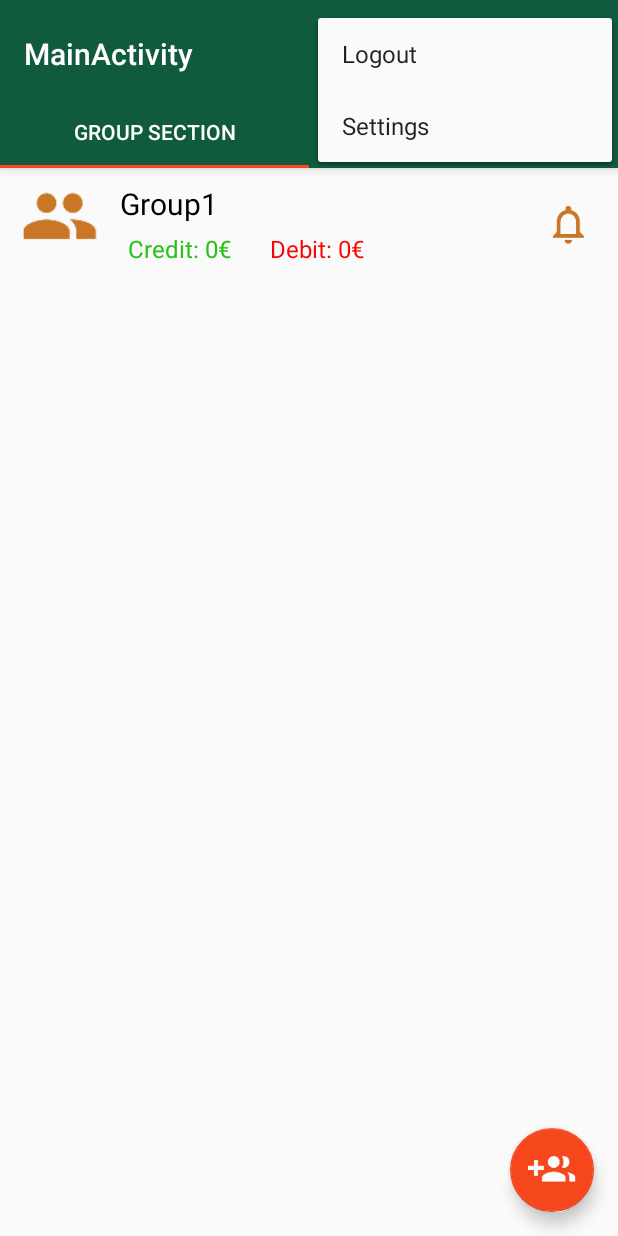
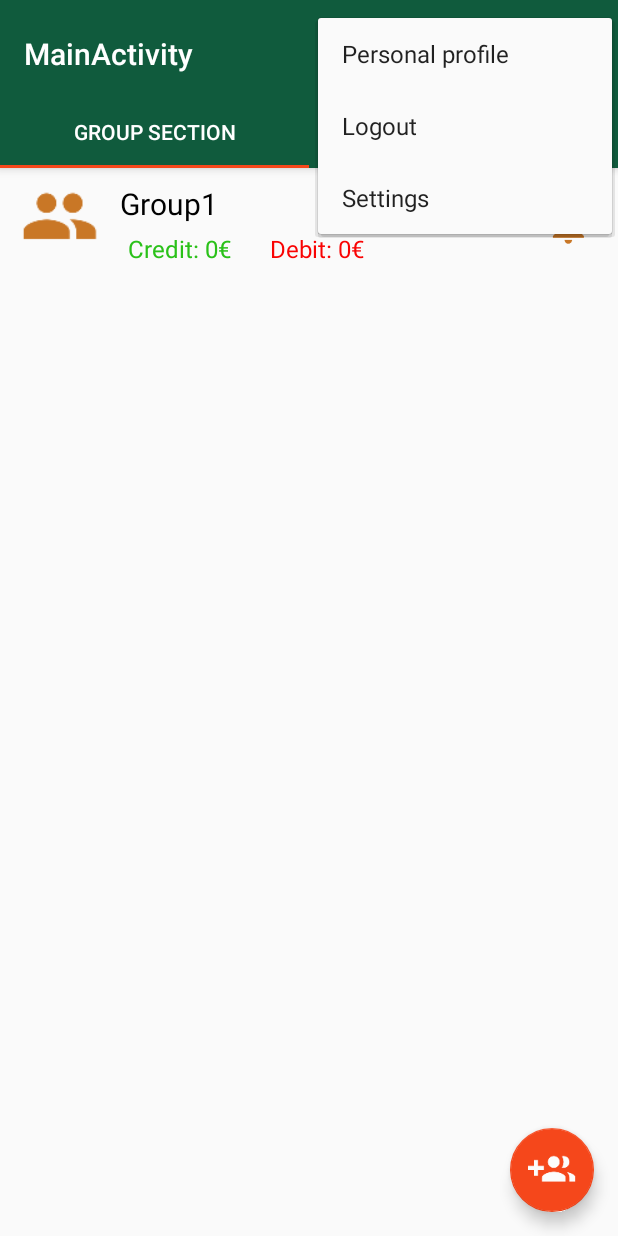
Before and after one commit to MAD14/MAD14, an Android app: the screen it shows after launch once a user with an empty profile is signed in (MainActivity), with the options menu open, on a phone screen of 412 x 824 dp. Run offline under Robolectric (Android 15) with nearby library versions, the light colour scheme and no system bars; our stand-ins replace Firebase (no records; nobody signed in at launch, a user with empty details on screens opened directly); 2 statements that could not run were skipped.

Commit message:
Versione 01/05 ore 19.00

```diff
--- a/app/build.gradle
+++ b/app/build.gradle
@@ -24,6 +24,9 @@ dependencies {
     androidTestCompile('com.android.support.test.espresso:espresso-core:2.2.2', {
         exclude group: 'com.android.support', module: 'support-annotations'
     })
+    compile files('activation.jar')
+    compile files('additionnal.jar')
+    compile files('mail.jar')
     compile 'com.android.support:appcompat-v7:25.2.0'
     compile 'com.android.support:design:25.2.0'
     compile 'com.android.support.constraint:constraint-layout:1.0.2'
@@ -33,8 +36,5 @@ dependencies {
     compile 'com.google.firebase:firebase-storage:10.2.1'
     compile 'com.google.firebase:firebase-database:10.2.1'
     testCompile 'junit:junit:4.12'
-    compile files('activation.jar')
-    compile files('additionnal.jar')
-    compile files('mail.jar')
 }
 apply plugin: 'com.google.gms.google-services'
--- a/app/src/main/AndroidManifest.xml
+++ b/app/src/main/AndroidManifest.xml
@@ -46,7 +46,8 @@
         <activity
             android:name=".NewGroupActivityPhase3"
             android:label="@string/title_activity_new_group_phase3"
-            android:theme="@style/AppTheme.NoActionBar"></activity>
+            android:theme="@style/AppTheme.NoActionBar" />
+        <activity android:name=".ProfileActivity"></activity>
     </application>
 
 </manifest>
--- a/app/src/main/java/it/polito/mad14/MainActivity.java
+++ b/app/src/main/java/it/polito/mad14/MainActivity.java
@@ -94,9 +94,13 @@ public class MainActivity extends AppCompatActivity {
             case R.id.action_settings:
                 //
                 break;
+            case R.id.action_personal_profile:
+                Intent intent = new Intent(MainActivity.this,ProfileActivity.class);
+                startActivity(intent);
+                break;
             case R.id.action_logout:
                 FirebaseAuth.getInstance().signOut();
-                Intent intent = new Intent(MainActivity.this,LoginActivity.class);
+                intent = new Intent(MainActivity.this,LoginActivity.class);
                 startActivity(intent);
                 break;
         }
--- a/app/src/main/res/menu/menu_main.xml
+++ b/app/src/main/res/menu/menu_main.xml
@@ -7,6 +7,13 @@
         android:orderInCategory="100"
         android:title="@string/action_settings"
         app:showAsAction="never" />
+
+    <item
+        android:id="@+id/action_personal_profile"
+        android:orderInCategory="2"
+        android:title="@string/action_profile"
+        app:showAsAction="never" />
+
     <item
         android:id="@+id/action_logout"
         android:orderInCategory="2"
--- a/app/src/main/res/values/strings.xml
+++ b/app/src/main/res/values/strings.xml
@@ -44,6 +44,7 @@
     <string name="title_activity_invite_users_to_group">Invite to TA (3of3)</string>
     <string name="no_network_connection">Check your connection</string>
     <string name="action_logout">Logout</string>
+    <string name="action_profile">Personal profile</string>
     <string name="title_activity_login">Sign in</string>
     <string name="action_sign_in_short">Sign in</string>
     <string name="title_activity_new_group_phase1">NewGroupActivityPhase1</string>
```
Also changed, not shown: app/src/main/java/it/polito/mad14/LoginActivity.java (+4 -27 lines), app/src/main/java/it/polito/mad14/ProfileActivity.java (added, +29 -0 lines), app/src/main/java/it/polito/mad14/RegistrationActivity.java (+6 -7 lines), app/src/main/res/layout/activity_registration.xml (+0 -9 lines), app/src/main/res/drawable-hdpi/ic_action_name.png (added), app/src/main/res/drawable-mdpi/ic_action_name.png (added), app/src/main/res/drawable-xhdpi/ic_action_name.png (added), app/src/main/res/drawable-xxhdpi/ic_action_name.png (added).
